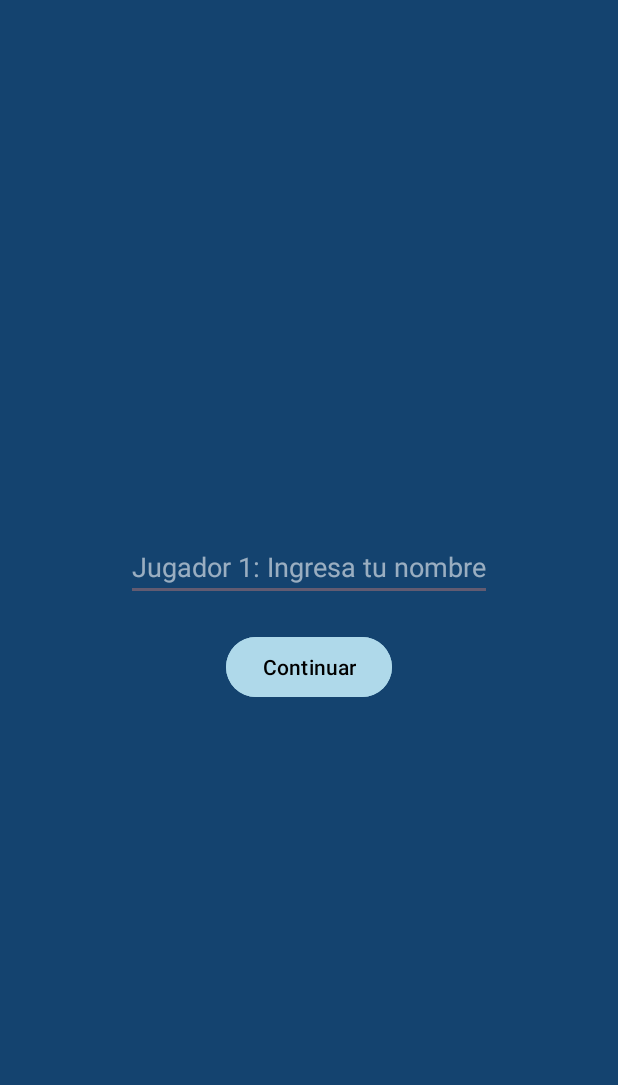
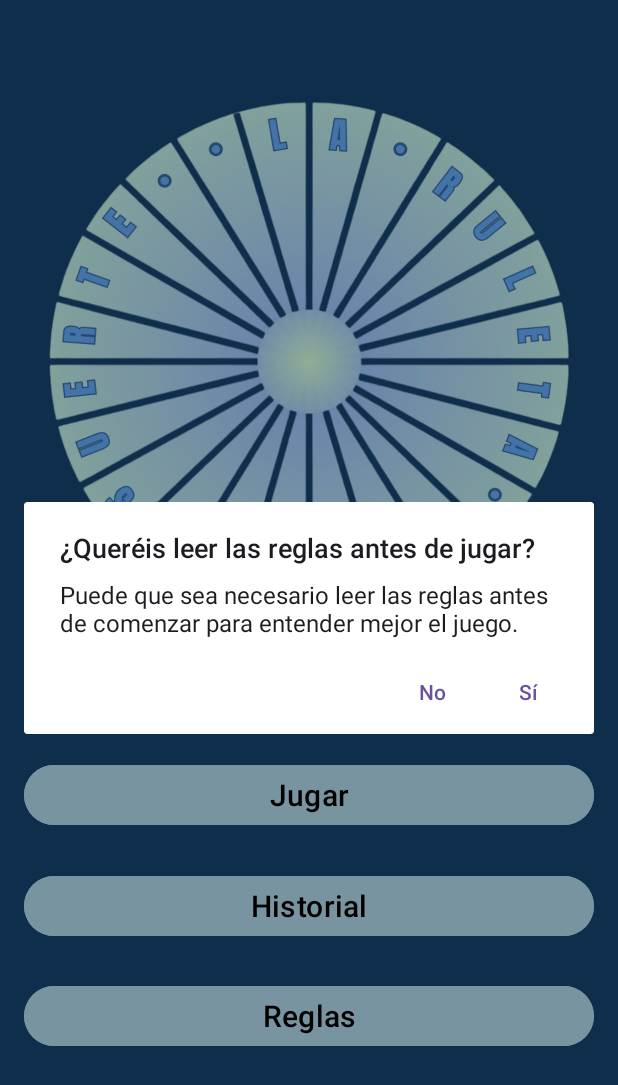
Before and after one commit to nachin-ad/Ruleta, an Android app built with Jetpack Compose: the screen it shows after launch (PersonajesActivity before the commit, MainActivity after it), after a tap on "Jugar", on a phone screen of 412 x 824 dp. Shown: the top 1085 px of the screen. Run offline under Robolectric (Android 15) with nearby library versions, the phone set to English and light mode, and no system bars.

Commit message:
reglas añadidas, solo queda lo que hemos perdido del historial y el último panel

```diff
--- a/app/src/main/java/com/example/laruletadelasuerte/MainActivity.kt
+++ b/app/src/main/java/com/example/laruletadelasuerte/MainActivity.kt
@@ -1,18 +1,23 @@
 package com.example.laruletadelasuerte
 
 import android.content.Intent
+import android.content.SharedPreferences
 import android.os.Bundle
 import android.widget.Button
 import androidx.activity.enableEdgeToEdge
+import androidx.appcompat.app.AlertDialog
 import androidx.appcompat.app.AppCompatActivity
 import androidx.core.view.ViewCompat
 import androidx.core.view.WindowInsetsCompat
 
 class MainActivity : AppCompatActivity() {
+    private lateinit var sharedPreferences: SharedPreferences
     override fun onCreate(savedInstanceState: Bundle?) {
         super.onCreate(savedInstanceState)
         enableEdgeToEdge()
         setContentView(R.layout.activity_main)
+        sharedPreferences = getSharedPreferences("MyPrefs", MODE_PRIVATE)
+        reiniciarPreferencia()
         ViewCompat.setOnApplyWindowInsetsListener(findViewById(R.id.main)) { v, insets ->
             val systemBars = insets.getInsets(WindowInsetsCompat.Type.systemBars())
             v.setPadding(systemBars.left, systemBars.top, systemBars.right, systemBars.bottom)
@@ -20,11 +25,54 @@ class MainActivity : AppCompatActivity() {
         }
 
         val btnJugar = findViewById<Button>(R.id.boton_jugar)
-
+        val btnHistorial = findViewById<Button>(R.id.boton_opciones)
+        val btnReglas = findViewById<Button>(R.id.boton_reglas)
 
         btnJugar.setOnClickListener {
+            if (yaLeidoReglas()) {
+                val intentPanel = Intent(this, PersonajesActivity::class.java)
+                startActivity(intentPanel)
+            }else{
+                mostrarDialogo()
+            }
+        }
+        btnHistorial.setOnClickListener{
+            val intent = Intent(this, Historial::class.java)
+            startActivity(intent)
+        }
+        btnReglas.setOnClickListener{
+            val intent = Intent(this, ReglasActivity::class.java)
+            startActivity(intent)
+        }
+    }
+    private fun mostrarDialogo() {
+        val builder = AlertDialog.Builder(this)
+        builder.setTitle("¿Queréis leer las reglas antes de jugar?")
+        builder.setMessage("Puede que sea necesario leer las reglas antes de comenzar para entender mejor el juego.")
+        builder.setPositiveButton("Sí") { _, _ ->
+            setYaLeidoLasReglas(true)
+            val intent = Intent(this, ReglasActivity::class.java)
+            startActivity(intent)
+        }
+        builder.setNegativeButton("No") { _, _ ->
             val intentPanel = Intent(this, PersonajesActivity::class.java)
             startActivity(intentPanel)
         }
+        builder.setCancelable(false)
+        val dialog = builder.create()
+        dialog.show()
+    }
+    private fun yaLeidoReglas(): Boolean{
+        return sharedPreferences.getBoolean("haLeidoReglas", false)
+    }
+    private fun reiniciarPreferencia(){
+        val editor = sharedPreferences.edit()
+        editor.putBoolean("haLeidoReglas",false)
+        editor.apply()
+    }
+    private fun setYaLeidoLasReglas(leido: Boolean){
+        val editor = sharedPreferences.edit()
+        editor.putBoolean("haLeidoReglas", leido)
+        editor.apply()
     }
 }
--- a/app/src/main/res/layout/activity_panel_final.xml
+++ b/app/src/main/res/layout/activity_panel_final.xml
@@ -7,7 +7,6 @@
     android:layout_height="match_parent"
     android:background="#3333B4FF"
     tools:context=".PanelFinalActivity">
-
 
     <LinearLayout
         android:layout_width="match_parent"
```
